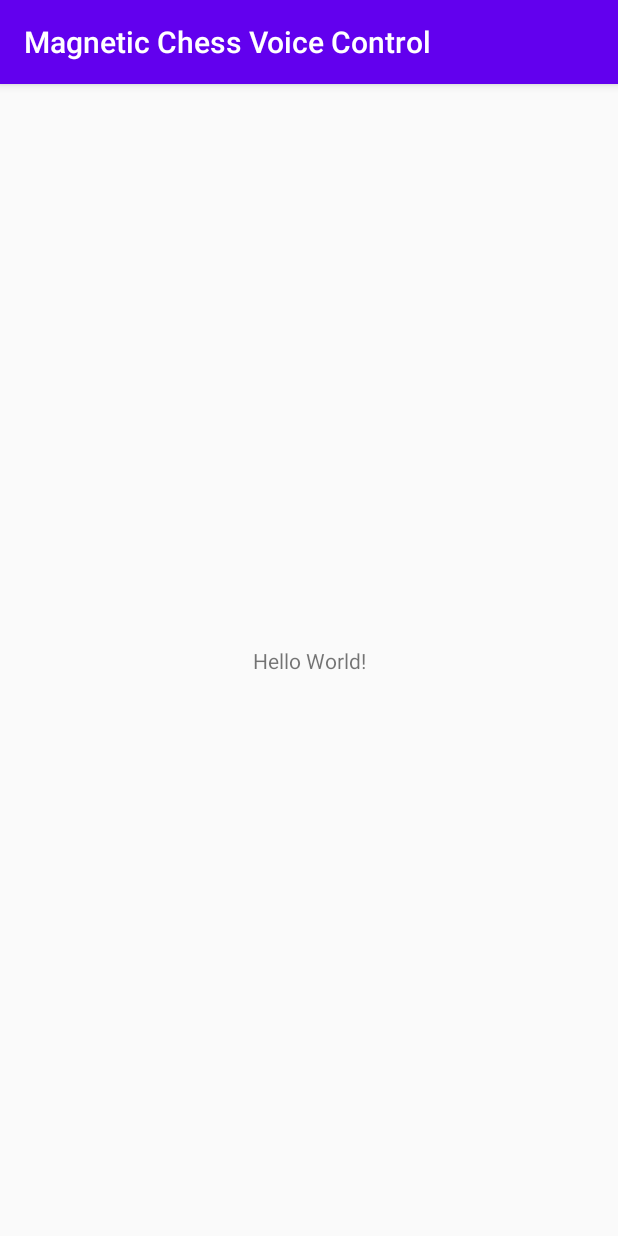
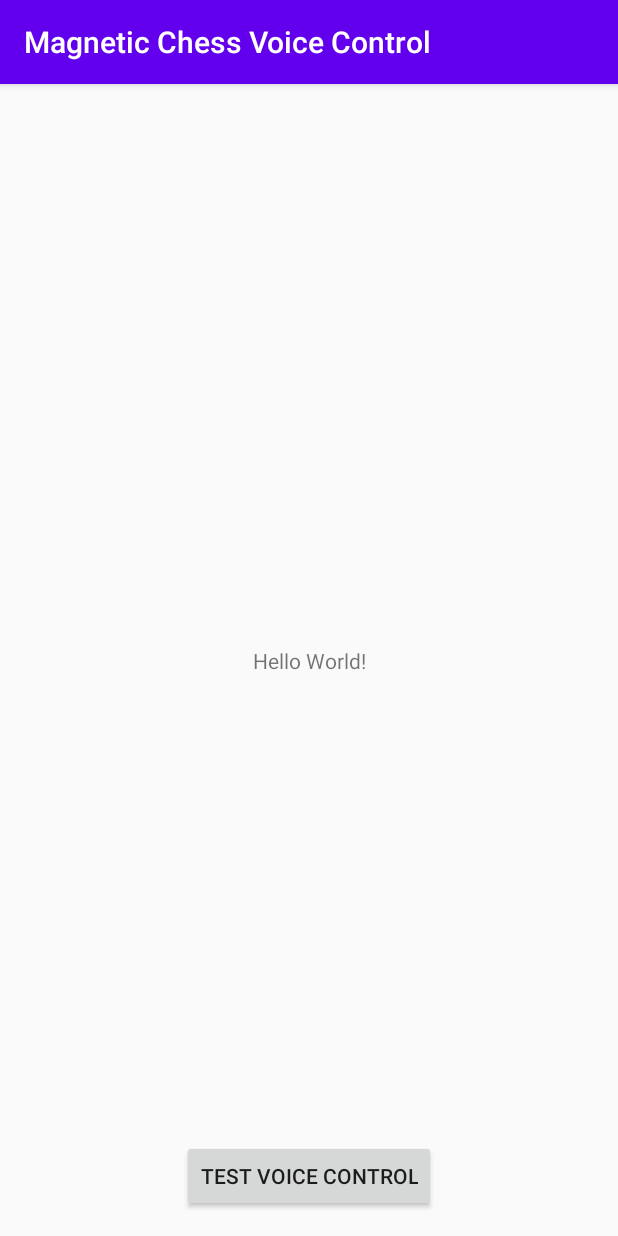
Before and after one commit to ksu-eclub/magnetic-chess, an Android app: the screen it shows after launch (MainActivity), on a phone screen of 412 x 824 dp. Run offline under Robolectric (Android 15) with nearby library versions, the phone set to English and light mode, and no system bars.

Commit message:
Wrote test code for voice recognition

```diff
--- a/voice-control/app/src/main/res/layout/activity_main.xml
+++ b/voice-control/app/src/main/res/layout/activity_main.xml
@@ -7,6 +7,7 @@
     tools:context=".MainActivity">
 
     <TextView
+        android:id="@+id/text"
         android:layout_width="wrap_content"
         android:layout_height="wrap_content"
         android:text="Hello World!"
@@ -15,4 +16,16 @@
         app:layout_constraintRight_toRightOf="parent"
         app:layout_constraintTop_toTopOf="parent" />
 
+    <Button
+        android:id="@+id/button"
+        android:layout_width="wrap_content"
+        android:layout_height="wrap_content"
+        android:layout_marginBottom="16dp"
+        android:onClick="testVoiceControl"
+        android:text="@string/test_voice_control"
+        app:layout_constraintBottom_toBottomOf="parent"
+        app:layout_constraintEnd_toEndOf="parent"
+        app:layout_constraintHorizontal_bias="0.5"
+        app:layout_constraintStart_toStartOf="parent" />
+
 </androidx.constraintlayout.widget.ConstraintLayout>
--- a/voice-control/app/src/main/res/values/strings.xml
+++ b/voice-control/app/src/main/res/values/strings.xml
@@ -1,3 +1,4 @@
 <resources>
     <string name="app_name">Magnetic Chess Voice Control</string>
+    <string name="test_voice_control">Test Voice Control</string>
 </resources>
```
Also changed, not shown: voice-control/app/src/main/java/com/github/ksueclub/magneticchess/voicecontrol/MainActivity.kt (+28 -0 lines).
